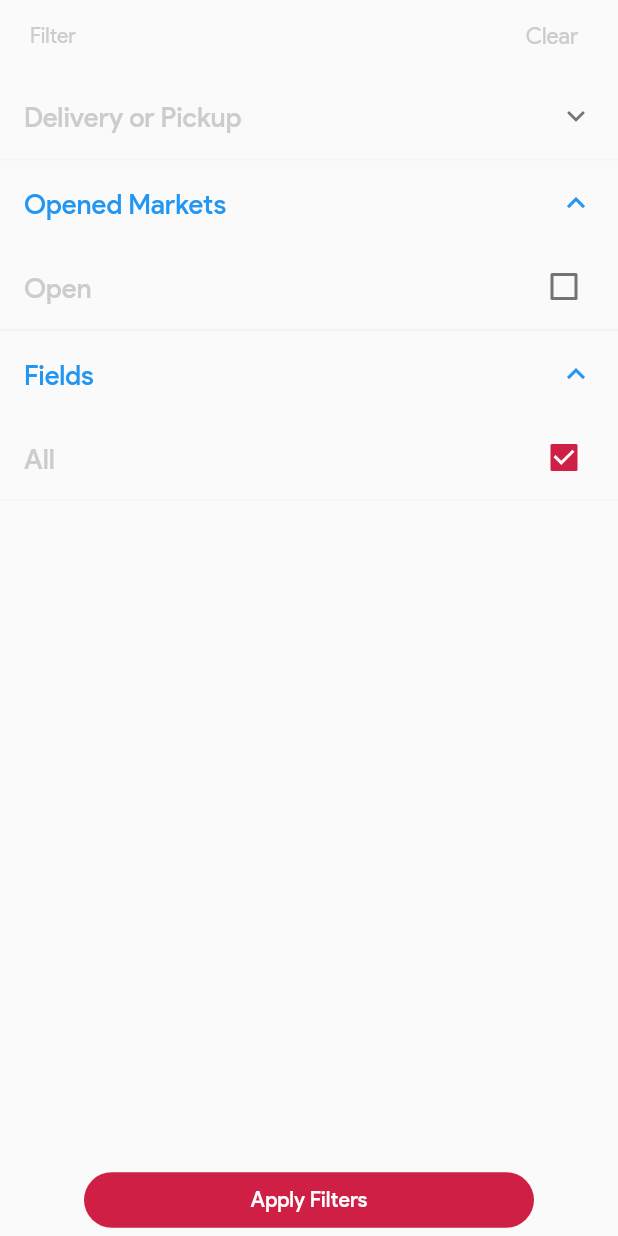
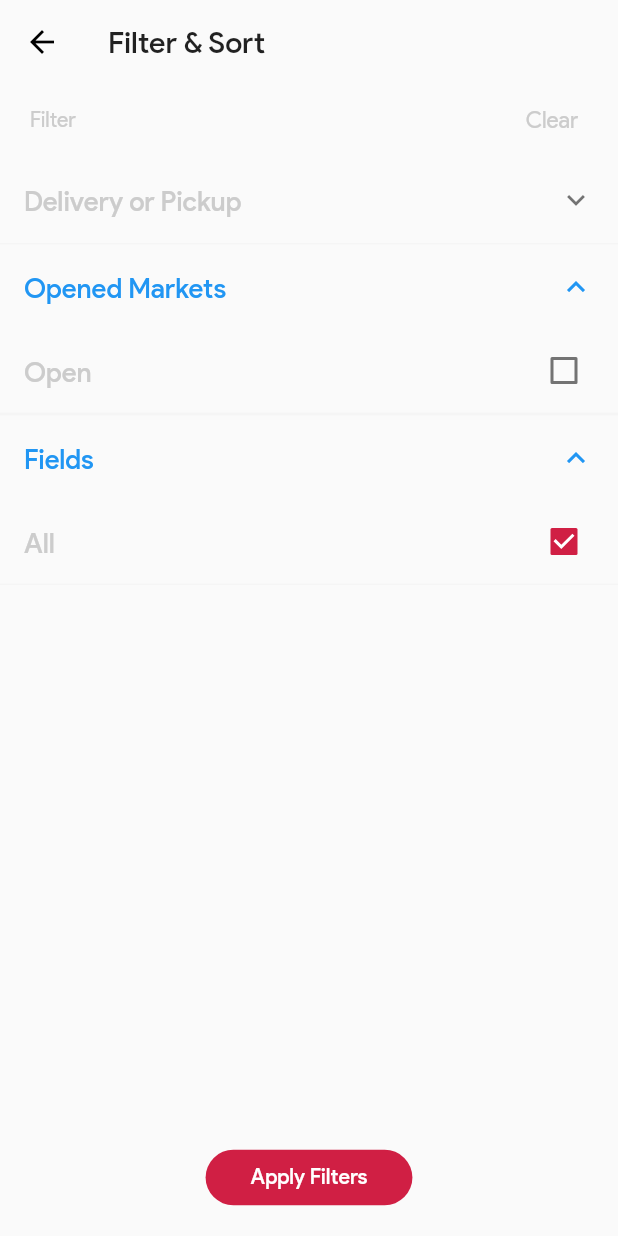
Before and after one commit to Mal2iOnettE/projectTAKE, a Flutter app: the FilterWidget screen opened by its route, after a tap on "Delivery or Pickup", on a phone screen of 412 x 824 dp. Run offline on Flutter 3.47's test engine with Material 2 defaults, Android fonts, the phone set to English and light mode, and no system bars; our stand-ins replace cached_network_image, firebase_messaging, flutter_html, flutter_svg, fluttertoast, google_maps_flutter and 7 more; missing offline and left inert: flutter_inappbrowser, global_configuration, google_map_location_picker, selectable_circle_list; accounts and stored records are empty; network calls fail.

Commit message:
15/09/2563 12.07 note

```diff
--- a/lib/src/elements/FilterWidget.dart
+++ b/lib/src/elements/FilterWidget.dart
@@ -14,6 +14,15 @@ import '../../generated/l10n.dart';
 import '../controllers/filter_controller.dart';
 import '../models/filter.dart';
 
+import 'package:flutter/material.dart';
+import 'package:flutter/widgets.dart';
+import 'package:mvc_pattern/mvc_pattern.dart';
+
+import '../../generated/l10n.dart';
+import '../controllers/filter_controller.dart';
+import '../elements/CircularLoadingWidget.dart';
+import '../models/filter.dart';
+
 class FilterWidget extends StatefulWidget {
   final ValueChanged<Filter> onFilter;
 
@@ -24,15 +33,24 @@ class FilterWidget extends StatefulWidget {
 }
 
 class _FilterWidgetState extends StateMVC<FilterWidget> {
-  DietaryController _con;
+  FilterController _con;
 
-  _FilterWidgetState() : super(DietaryController()) {
+  _FilterWidgetState() : super(FilterController()) {
     _con = controller;
   }
 
   @override
   Widget build(BuildContext context) {
     return Scaffold(
+      key: _con.scaffoldKey,
+      appBar: AppBar(
+        title: Text("Filter & Sort"),
+        backgroundColor: Colors.transparent,
+        elevation: 0,
+        actions: [
+
+        ],
+      ),
       body: SafeArea(
         child: Column(
           children: <Widget>[
@@ -141,16 +159,15 @@ class _FilterWidgetState extends StateMVC<FilterWidget> {
               ),
             ),
             SizedBox(height: 15),
-        ///button applyfilter
-            Container(
-              width: 300.0,
-              child: FlatButton(
+
+
+            FlatButton(
               onPressed: () {
                 _con.saveFilter().whenComplete(() {
                   widget.onFilter(_con.filter);
                 });
               },
-                padding: EdgeInsets.symmetric(horizontal: 10, vertical: 10),
+              padding: EdgeInsets.symmetric(horizontal: 30, vertical: 10),
               color: Theme.of(context).accentColor,
               shape: StadiumBorder(),
               child: Text(
@@ -159,8 +176,7 @@ class _FilterWidgetState extends StateMVC<FilterWidget> {
                 style: TextStyle(color: Theme.of(context).primaryColor),
               ),
             ),
-            ),
-
+            SizedBox(height: 15)
           ],
         ),
       ),
--- a/lib/src/pages/home.dart
+++ b/lib/src/pages/home.dart
@@ -36,7 +36,6 @@ class HomeWidget extends StatefulWidget {
 
 class _HomeWidgetState extends StateMVC<HomeWidget> {
   HomeController _con;
-  ReviewsController _recon;
 
   _HomeWidgetState() : super(HomeController()) {
     _con = controller;
@@ -86,8 +85,8 @@ class _HomeWidgetState extends StateMVC<HomeWidget> {
                       crossAxisAlignment: CrossAxisAlignment.start,
                       children: [
                         ListTile(
-                          onTap: (){
-                             Navigator.of(context).pushNamed('/DeliveryAddresses');
+                          onTap: () {
+                            Navigator.of(context).pushNamed('/DeliveryAddresses');
                           },
                           title: Text("Deliver To"),
                           subtitle: Text(
--- a/lib/src/pages/paypal_payment.dart
+++ b/lib/src/pages/paypal_payment.dart
@@ -47,7 +47,7 @@ class _PayPalPaymentWidgetState extends StateMVC<PayPalPaymentWidget> {
                 _con.url = url;
               });
               if (url == "${GlobalConfiguration().getString('base_url')}payments/paypal") {
-                Navigator.of(context).pushReplacementNamed('/Pages', arguments: 3);
+                Navigator.of(context).pushReplacementNamed('/Pages', arguments: 0);
               }
             },
             onProgressChanged: (InAppWebViewController controller, int progress) {
--- a/lib/src/pages/razorpay_payment.dart
+++ b/lib/src/pages/razorpay_payment.dart
@@ -51,7 +51,7 @@ class _RazorPayPaymentWidgetState extends StateMVC<RazorPayPaymentWidget> {
                 _con.url = url;
               });
               if (url == "${GlobalConfiguration().getString('base_url')}payments/razorpay") {
-                Navigator.of(context).pushReplacementNamed('/Pages', arguments: 3);
+                Navigator.of(context).pushReplacementNamed('/Pages', arguments: 0);
               }
             },
             onProgressChanged: (InAppWebViewController controller, int progress) {
```
Also changed, not shown: lib/src/pages/pages.dart (+5 -23 lines), lib/src/pages/singup2.dart (+13 -11 lines), pubspec.lock, 7 other files. Lines whose indentation alone changed are shown as unchanged.
